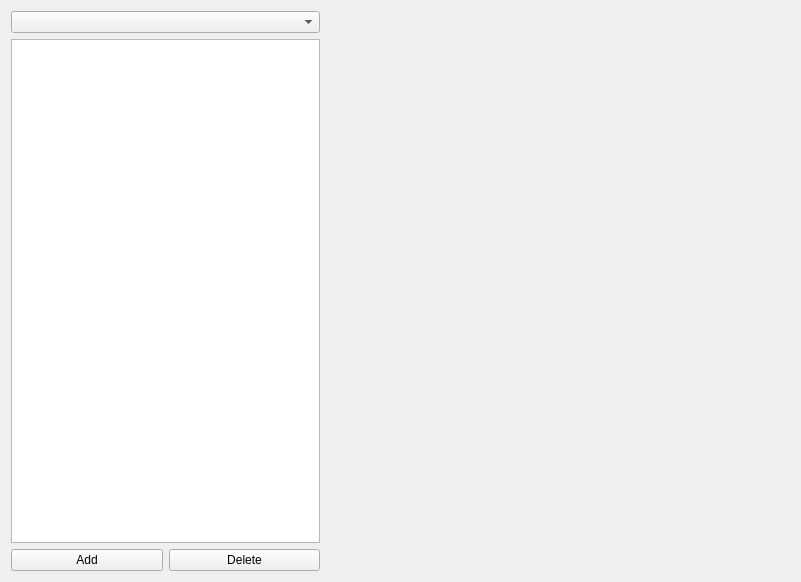
Open-Transactions/Moneychanger, file src/gui/widgets/detailedit.ui: the form before one commit.
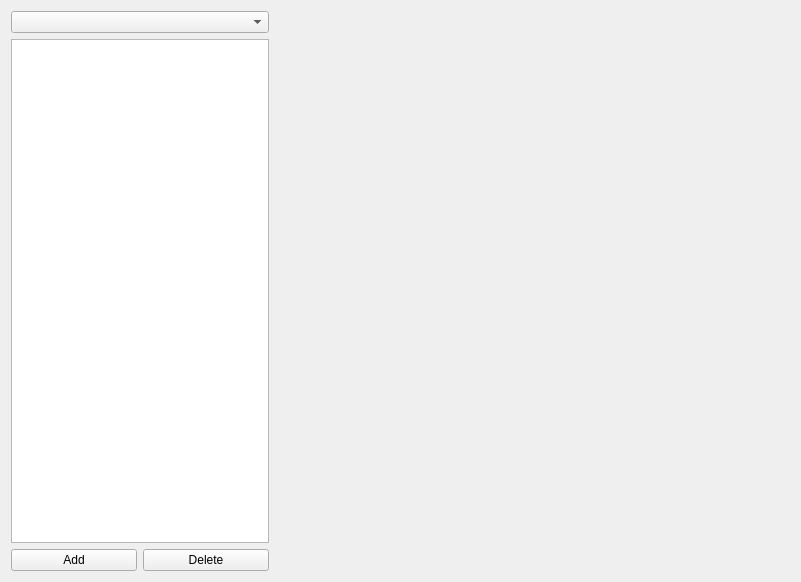
The form after the commit.

What changed in the file:
```diff
--- a/src/gui/widgets/detailedit.ui
+++ b/src/gui/widgets/detailedit.ui
@@ -19,7 +19,7 @@
   <property name="windowTitle">
    <string>Form</string>
   </property>
-  <layout class="QHBoxLayout" name="horizontalLayout_2" stretch="2,3">
+  <layout class="QHBoxLayout" name="horizontalLayout_2" stretch="3,6">
    <item>
     <layout class="QVBoxLayout" name="verticalLayout">
      <property name="sizeConstraint">
```
